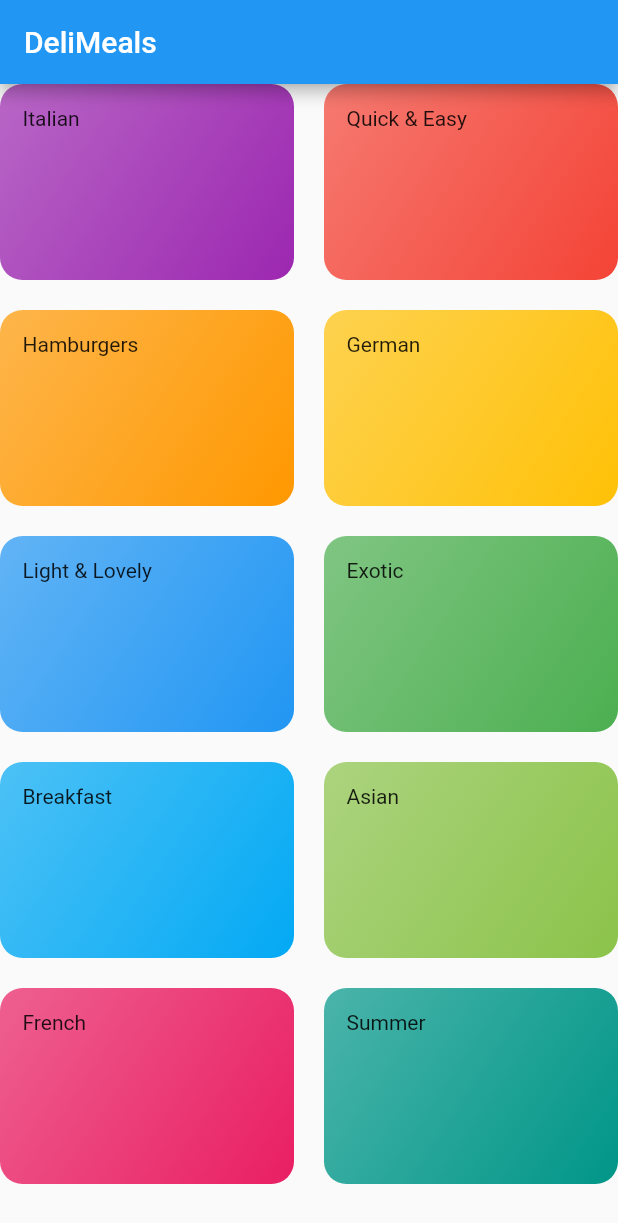
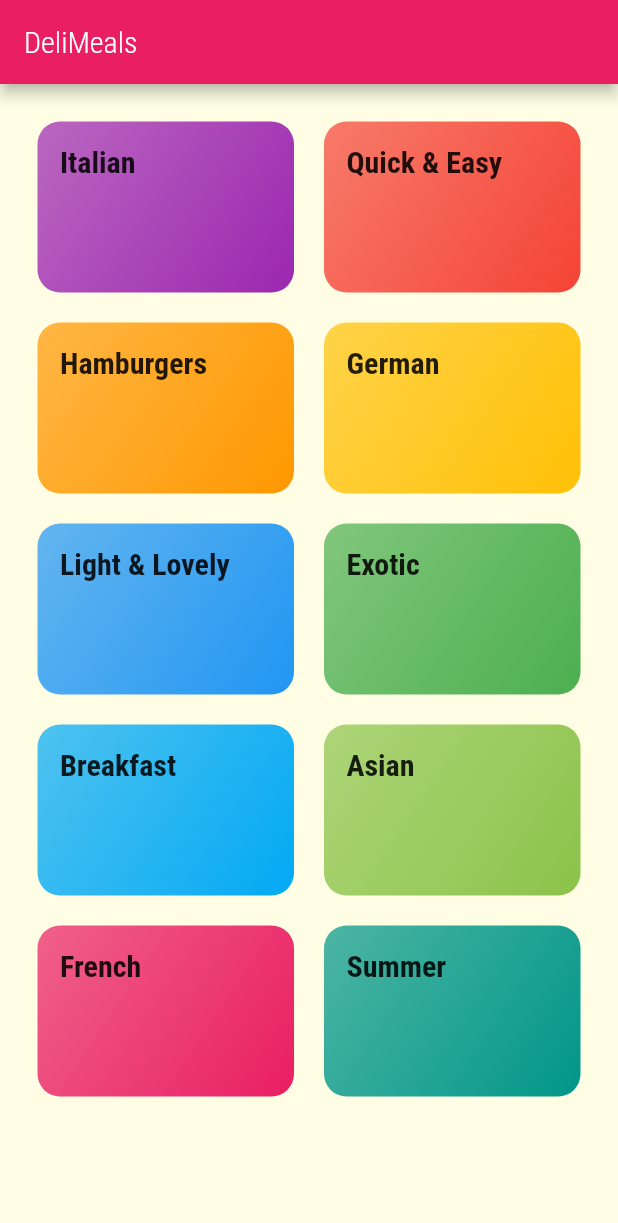
Before and after one commit to oFrederic/DeliMeals, a Flutter app: the screen it shows after launch, on a phone screen of 412 x 824 dp. Shown: the top 1223 px of the screen. Run offline on Flutter 3.47's test engine with Material 2 defaults, Android fonts, the phone set to English and light mode, and no system bars.

Commit message:
add theme

```diff
--- a/lib/main.dart
+++ b/lib/main.dart
@@ -1,4 +1,4 @@
-import 'package:deli_meals/categories_screen.dart';
+import 'package:deli_meals/screens/categories_screen.dart';
 import 'package:flutter/material.dart';
 
 void main() {
@@ -11,7 +11,28 @@ class MyApp extends StatelessWidget {
     return MaterialApp(
       title: 'DeliMeals',
       theme: ThemeData(
-        primarySwatch: Colors.blue,
+        primarySwatch: Colors.pink,
+        accentColor: Colors.amber,
+        canvasColor: Color.fromRGBO(255, 254, 229, 1),
+        fontFamily: 'Raleway',
+        textTheme: ThemeData.light().textTheme.copyWith(
+              bodyText2: TextStyle(
+                color: Color.fromRGBO(20, 51, 51, 1),
+              ),
+              bodyText1: TextStyle(
+                color: Color.fromRGBO(20, 51, 51, 1),
+              ),
+              headline5: TextStyle(
+                fontSize: 20,
+                fontFamily: 'RobotoCondensed',
+                fontWeight: FontWeight.bold,
+              ),
+              headline6: TextStyle(
+                color: Colors.white,
+                fontFamily: 'RobotoCondensed',
+                fontWeight: FontWeight.w300,
+              ),
+            ),
       ),
       home: CategoriesScreen(),
     );
--- a/lib/categories_screen.dart
+++ b/lib/screens/categories_screen.dart
@@ -1,16 +1,20 @@
-import 'package:deli_meals/category_item.dart';
+import 'package:deli_meals/widgets/category_item.dart';
 import 'package:flutter/material.dart';
 
-import './dummy_data.dart';
+import '../dummy_data.dart';
 
 class CategoriesScreen extends StatelessWidget {
   @override
   Widget build(BuildContext context) {
     return Scaffold(
       appBar: AppBar(
-        title: const Text('DeliMeals'),
+        title: Text(
+          'DeliMeals',
+          style: Theme.of(context).textTheme.headline6,
+        ),
       ),
       body: GridView(
+        padding: const EdgeInsets.all(25),
         gridDelegate: SliverGridDelegateWithMaxCrossAxisExtent(
           maxCrossAxisExtent: 200,
           childAspectRatio: 3 / 2,
--- a/lib/category_item.dart
+++ b/lib/widgets/category_item.dart
@@ -9,7 +9,7 @@ class CategoryItem extends StatelessWidget {
   Widget build(BuildContext context) {
     return Container(
       padding: const EdgeInsets.all(15),
-      child: Text(title),
+      child: Text(title, style: Theme.of(context).textTheme.headline5),
       decoration: BoxDecoration(
         gradient: LinearGradient(
           colors: [
```
Also changed, not shown: pubspec.yaml (+19 -15 lines), assets/fonts/Raleway-Black.ttf (added), assets/fonts/Raleway-Bold.ttf (added), assets/fonts/Raleway-Regular.ttf (added), assets/fonts/RobotoCondensed-Bold.ttf (added), assets/fonts/RobotoCondensed-Italic.ttf (added), assets/fonts/RobotoCondensed-Light.ttf (added), assets/fonts/RobotoCondensed-Regular.ttf (added).
